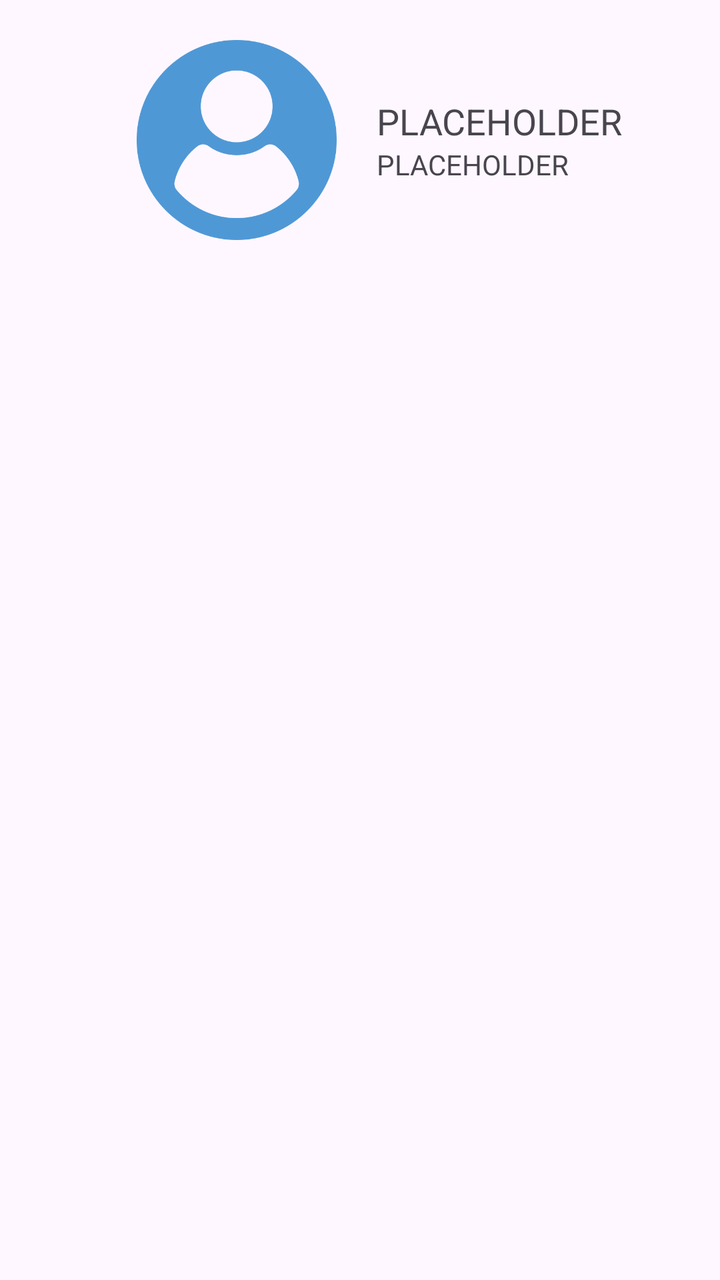
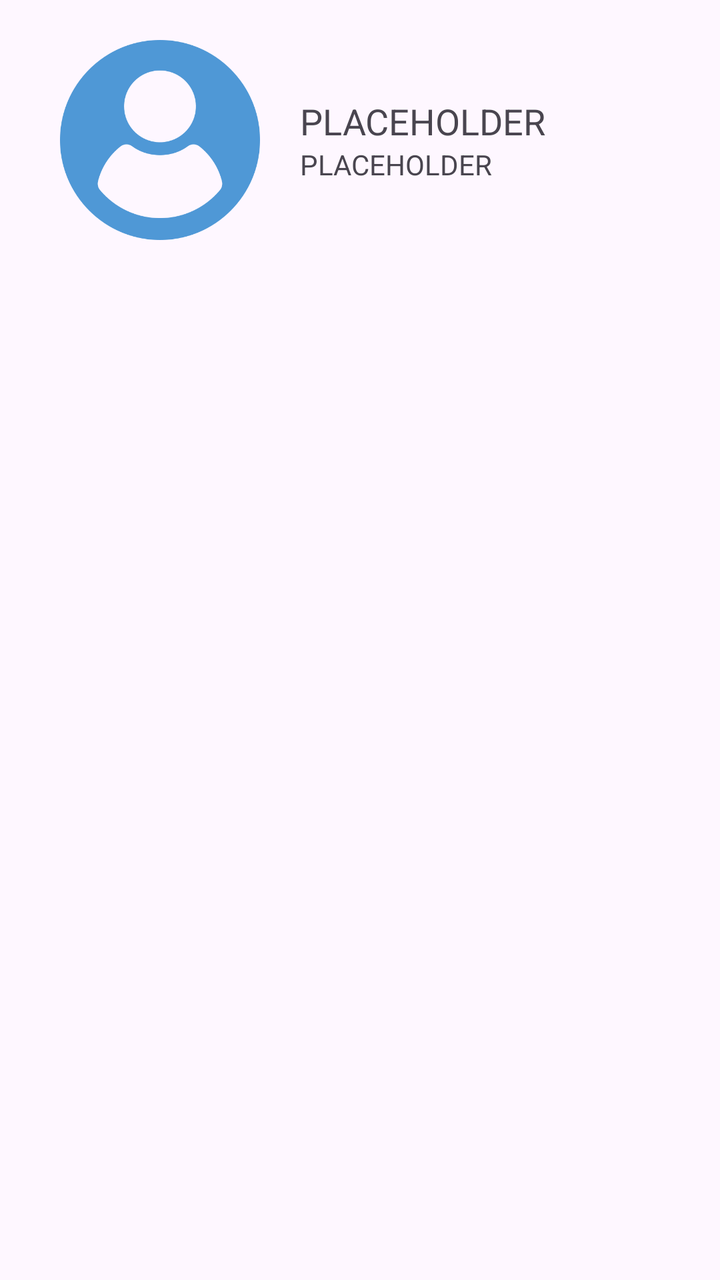

Before-and-after screenshots of an Android layout around one commit, followed by the original layout XML and the change that was made.
<!-- AndroidManifest.xml: application theme Theme.OffTheBeatenPath -->
<!-- res/layout/fragment_profile.xml -->
<?xml version="1.0" encoding="utf-8"?>
<FrameLayout xmlns:android="http://schemas.android.com/apk/res/android"
    xmlns:tools="http://schemas.android.com/tools"
    android:layout_width="match_parent"
    android:layout_height="match_parent"
    style="@style/Base.Theme.OffTheBeatenPath"
    tools:context=".ProfileFragment">

    <LinearLayout
        android:layout_width="match_parent"
        android:layout_height="wrap_content"
        android:orientation="horizontal"
        android:gravity="center"
        android:paddingBottom="10dp"
        android:paddingTop="10dp">

        <ImageView
            android:id="@+id/userImageView"
            android:layout_width="100dp"
            android:layout_height="100dp"
            android:contentDescription="@string/userImage"
            android:src="@drawable/user"
            android:layout_marginTop="10dp"
            android:layout_marginStart="30dp"
            android:layout_marginBottom="10dp" />

        <LinearLayout
            android:id="@+id/userDataLinearLayout"
            android:layout_width="wrap_content"
            android:layout_height="wrap_content"
            android:orientation="vertical"
            android:paddingStart="20dp"
            android:paddingEnd="10dp">

            <TextView
                android:id="@+id/userNameTextView"
                android:layout_width="wrap_content"
                android:layout_height="wrap_content"
                android:text="@string/placeholder"
                android:textSize="18sp"/>

            <TextView
                android:id="@+id/userEmailTextView"
                android:layout_width="wrap_content"
                android:layout_height="wrap_content"
                android:text="@string/placeholder"
                android:textSize="14sp"/>
        </LinearLayout>

    </LinearLayout>

    <androidx.recyclerview.widget.RecyclerView
        android:id="@+id/profileRecyclerView"
        android:layout_width="match_parent"
        android:layout_height="match_parent"
        android:layout_marginTop="160dp"
        tools:listitem="@layout/place_list_item"/>

</FrameLayout>
<!-- res/layout/place_list_item.xml (included above) -->
<?xml version="1.0" encoding="utf-8"?>
<LinearLayout xmlns:android="http://schemas.android.com/apk/res/android"
    android:layout_width="match_parent"
    android:layout_height="wrap_content"
    android:gravity="center_vertical"
    android:orientation="horizontal"
    android:padding="12dp">
    
    <ImageView
        android:id="@+id/placeListImageView"
        android:layout_width="50dp"
        android:layout_height="50dp"
        android:contentDescription="@string/placeImage"
        android:scaleType="centerCrop"
        android:src="@android:drawable/ic_menu_compass" />

    <LinearLayout
        android:layout_width="0dp"
        android:layout_height="wrap_content"
        android:layout_weight="1"
        android:orientation="vertical">

        <TextView
            android:id="@+id/placeNameTextView"
            android:layout_width="wrap_content"
            android:layout_height="wrap_content"
            android:text="@string/placeholder"
            android:textSize="18sp"
            android:textStyle="bold" />

        <TextView
            android:id="@+id/categoryTextView"
            android:layout_width="wrap_content"
            android:layout_height="wrap_content"
            android:text="@string/placeholder"
            android:textSize="14sp" />


    </LinearLayout>


</LinearLayout>
<!-- resources referenced by this layout -->
<resources>
  <!-- drawable user: png bitmap (drawable, 22418 bytes) -->
  <string name="placeImage" translatable="false">PlaceImage</string>
  <string name="placeholder" translatable="false">PLACEHOLDER</string>
  <string name="userImage" translatable="false">user image</string>
  <style name="Base.Theme.OffTheBeatenPath" parent="Theme.Material3.DayNight.NoActionBar">
          
          
      </style>
  <style name="Theme.OffTheBeatenPath" parent="Base.Theme.OffTheBeatenPath" />
</resources>

<!-- the commit's change to res/layout/fragment_profile.xml (unified diff, before → after) -->
@@ -10,7 +10,7 @@
         android:layout_width="match_parent"
         android:layout_height="wrap_content"
         android:orientation="horizontal"
-        android:gravity="center"
+        android:gravity="center_vertical"
         android:paddingBottom="10dp"
         android:paddingTop="10dp">
 
<!-- resource entries referenced after the edit -->
@@ -8,6 +8,12 @@
           
           
       </style>
-  <style name="Theme.OffTheBeatenPath" parent="Base.Theme.OffTheBeatenPath" />
+  <style name="Theme.OffTheBeatenPath" parent="Base.Theme.OffTheBeatenPath">
+          <item name="android:popupMenuStyle">@style/CustomPopupMenuText</item>
+      </style>
+  <style name="CustomPopupMenuText" parent="TextAppearance.AppCompat.Widget.PopupMenu.Small">
+          <item name="android:textColor">@color/black</item>
+      </style>
+  <color name="black">#FF000000</color>
 </resources>
 
